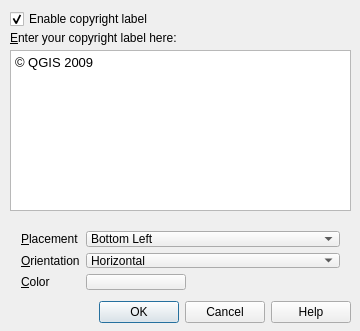
First picture: the form in qgis/src/plugins/copyright_label/pluginguibase.ui, repository sourcepole/qgis, before the edit.
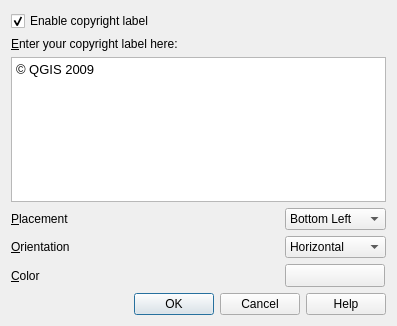
Second picture: the form after the edit. Icons and pictures are not drawn. Custom widgets are drawn as their Qt base class.

Commit message: Use grid layout not form layout (preserves compatibility with older qt versions)

What changed in the file:
```diff
--- a/qgis/src/plugins/copyright_label/pluginguibase.ui
+++ b/qgis/src/plugins/copyright_label/pluginguibase.ui
@@ -6,8 +6,8 @@
    <rect>
     <x>0</x>
     <y>0</y>
-    <width>360</width>
-    <height>331</height>
+    <width>397</width>
+    <height>326</height>
    </rect>
   </property>
   <property name="windowTitle">
@@ -18,32 +18,9 @@
     <normaloff/>
    </iconset>
   </property>
-  <widget class="QTextEdit" name="txtCopyrightText">
-   <property name="geometry">
-    <rect>
-     <x>10</x>
-     <y>50</y>
-     <width>341</width>
-     <height>161</height>
-    </rect>
-   </property>
-   <property name="html">
-    <string>&lt;!DOCTYPE HTML PUBLIC &quot;-//W3C//DTD HTML 4.0//EN&quot; &quot;http://www.w3.org/TR/REC-html40/strict.dtd&quot;&gt;
-&lt;html&gt;&lt;head&gt;&lt;meta name=&quot;qrichtext&quot; content=&quot;1&quot; /&gt;&lt;style type=&quot;text/css&quot;&gt;
-p, li { white-space: pre-wrap; }
-&lt;/style&gt;&lt;/head&gt;&lt;body style=&quot; font-family:'MS Shell Dlg 2'; font-size:8.25pt; font-weight:400; font-style:normal;&quot;&gt;
-&lt;p style=&quot; margin-top:0px; margin-bottom:0px; margin-left:0px; margin-right:0px; -qt-block-indent:0; text-indent:0px;&quot;&gt;&lt;span style=&quot; font-family:'Verdana'; font-size:10pt;&quot;&gt;© QGIS 2009&lt;/span&gt;&lt;/p&gt;&lt;/body&gt;&lt;/html&gt;</string>
-   </property>
-  </widget>
+  <layout class="QGridLayout" name="gridLayout">
+   <item row="0" column="0" colspan="2">
   <widget class="QCheckBox" name="cboxEnabled">
-   <property name="geometry">
-    <rect>
-     <x>10</x>
-     <y>10</y>
-     <width>339</width>
-     <height>18</height>
-    </rect>
-   </property>
    <property name="text">
     <string>Enable copyright label</string>
    </property>
@@ -51,31 +28,9 @@
     <bool>true</bool>
    </property>
   </widget>
-  <widget class="QDialogButtonBox" name="buttonBox">
-   <property name="geometry">
-    <rect>
-     <x>10</x>
-     <y>300</y>
-     <width>341</width>
-     <height>25</height>
-    </rect>
-   </property>
-   <property name="orientation">
-    <enum>Qt::Horizontal</enum>
-   </property>
-   <property name="standardButtons">
-    <set>QDialogButtonBox::Cancel|QDialogButtonBox::Help|QDialogButtonBox::Ok</set>
-   </property>
-  </widget>
+   </item>
+   <item row="1" column="0" colspan="2">
   <widget class="QLabel" name="label_2">
-   <property name="geometry">
-    <rect>
-     <x>10</x>
-     <y>30</y>
-     <width>181</width>
-     <height>16</height>
-    </rect>
-   </property>
    <property name="text">
     <string>&amp;Enter your copyright label here:</string>
    </property>
@@ -83,20 +38,19 @@
     <cstring>txtCopyrightText</cstring>
    </property>
   </widget>
-  <widget class="QWidget" name="">
-   <property name="geometry">
-    <rect>
-     <x>10</x>
-     <y>220</y>
-     <width>341</width>
-     <height>81</height>
-    </rect>
-   </property>
-   <layout class="QFormLayout" name="formLayout">
-    <property name="fieldGrowthPolicy">
-     <enum>QFormLayout::AllNonFixedFieldsGrow</enum>
-    </property>
-    <item row="0" column="0">
+   </item>
+   <item row="2" column="0" colspan="2">
+    <widget class="QTextEdit" name="txtCopyrightText">
+     <property name="html">
+      <string>&lt;!DOCTYPE HTML PUBLIC &quot;-//W3C//DTD HTML 4.0//EN&quot; &quot;http://www.w3.org/TR/REC-html40/strict.dtd&quot;&gt;
+&lt;html&gt;&lt;head&gt;&lt;meta name=&quot;qrichtext&quot; content=&quot;1&quot; /&gt;&lt;style type=&quot;text/css&quot;&gt;
+p, li { white-space: pre-wrap; }
+&lt;/style&gt;&lt;/head&gt;&lt;body style=&quot; font-family:'Sans'; font-size:10pt; font-weight:400; font-style:normal;&quot;&gt;
+&lt;p style=&quot; margin-top:0px; margin-bottom:0px; margin-left:0px; margin-right:0px; -qt-block-indent:0; text-indent:0px;&quot;&gt;&lt;span style=&quot; font-family:'Verdana';&quot;&gt;© QGIS 2009&lt;/span&gt;&lt;/p&gt;&lt;/body&gt;&lt;/html&gt;</string>
+     </property>
+    </widget>
+   </item>
+   <item row="3" column="0">
      <widget class="QLabel" name="textLabel16">
       <property name="text">
        <string>&amp;Placement</string>
@@ -106,7 +60,7 @@
       </property>
      </widget>
     </item>
-    <item row="0" column="1">
+   <item row="3" column="1">
      <widget class="QComboBox" name="cboPlacement">
       <item>
        <property name="text">
@@ -130,7 +84,7 @@
       </item>
      </widget>
     </item>
-    <item row="1" column="0">
+   <item row="4" column="0">
      <widget class="QLabel" name="textLabel15">
       <property name="text">
        <string>&amp;Orientation</string>
@@ -140,7 +94,7 @@
       </property>
      </widget>
     </item>
-    <item row="1" column="1">
+   <item row="4" column="1">
      <widget class="QComboBox" name="cboOrientation">
       <item>
        <property name="text">
@@ -154,7 +108,7 @@
       </item>
      </widget>
     </item>
-    <item row="2" column="0">
+   <item row="5" column="0">
      <widget class="QLabel" name="label">
       <property name="text">
        <string>&amp;Color</string>
@@ -164,7 +118,7 @@
       </property>
      </widget>
     </item>
-    <item row="2" column="1">
+   <item row="5" column="1">
      <widget class="QgsColorButton" name="pbnColorChooser">
       <property name="sizePolicy">
        <sizepolicy hsizetype="Fixed" vsizetype="Expanding">
@@ -180,9 +134,18 @@
       </property>
      </widget>
     </item>
-   </layout>
-  </widget>
- </widget>
+   <item row="6" column="0" colspan="2">
+    <widget class="QDialogButtonBox" name="buttonBox">
+     <property name="orientation">
+      <enum>Qt::Horizontal</enum>
+     </property>
+     <property name="standardButtons">
+      <set>QDialogButtonBox::Cancel|QDialogButtonBox::Help|QDialogButtonBox::Ok</set>
+     </property>
+    </widget>
+   </item>
+  </layout>
+ </widget>
  <layoutdefault spacing="6" margin="11"/>
  <customwidgets>
   <customwidget>
```
Left out of the diff: 1 changed line with no effect on the pictures. Lines whose indentation alone changed are shown as unchanged.
